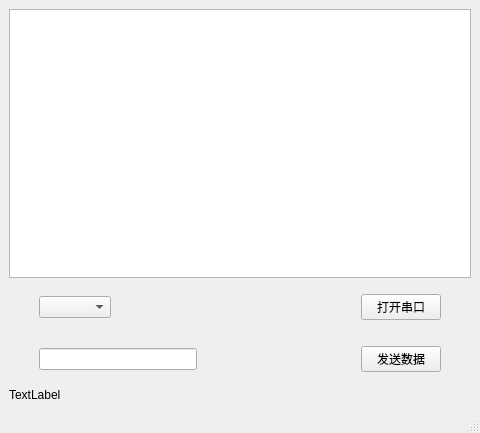
skcjk/situSoftGUI, file mainwindow.ui: the form before one commit.
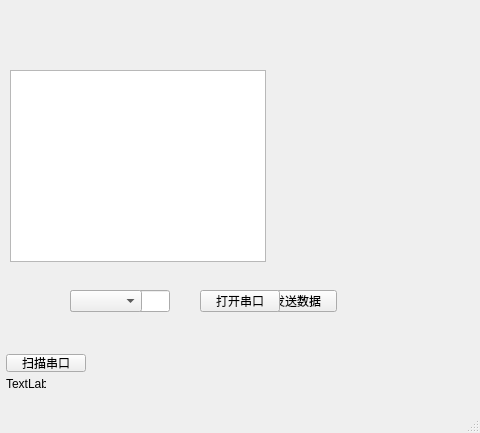
The form after the commit. Custom widgets are drawn as their Qt base class.

Patch:
```diff
--- a/mainwindow.ui
+++ b/mainwindow.ui
@@ -14,8 +14,54 @@
    <string>MainWindow</string>
   </property>
   <widget class="QWidget" name="centralwidget">
-   <layout class="QGridLayout" name="gridLayout">
-    <item row="2" column="0">
+   <widget class="QTextEdit" name="textEdit">
+    <property name="geometry">
+     <rect>
+      <x>10</x>
+      <y>70</y>
+      <width>256</width>
+      <height>192</height>
+     </rect>
+    </property>
+   </widget>
+   <widget class="QLabel" name="label">
+    <property name="geometry">
+     <rect>
+      <x>6</x>
+      <y>376</y>
+      <width>40</width>
+      <height>16</height>
+     </rect>
+    </property>
+    <property name="text">
+     <string>TextLabel</string>
+    </property>
+   </widget>
+   <widget class="QtMaterialFlatButton" name="searchButton">
+    <property name="geometry">
+     <rect>
+      <x>6</x>
+      <y>354</y>
+      <width>80</width>
+      <height>18</height>
+     </rect>
+    </property>
+    <property name="styleSheet">
+     <string notr="true"/>
+    </property>
+    <property name="text">
+     <string>扫描串口</string>
+    </property>
+   </widget>
+   <widget class="QWidget" name="layoutWidget">
+    <property name="geometry">
+     <rect>
+      <x>40</x>
+      <y>280</y>
+      <width>327</width>
+      <height>42</height>
+     </rect>
+    </property>
      <layout class="QHBoxLayout" name="horizontalLayout_2">
       <property name="leftMargin">
        <number>30</number>
@@ -53,18 +99,16 @@
        </widget>
       </item>
      </layout>
-    </item>
-    <item row="0" column="0">
-     <widget class="QTextEdit" name="textEdit"/>
-    </item>
-    <item row="3" column="0">
-     <widget class="QLabel" name="label">
-      <property name="text">
-       <string>TextLabel</string>
-      </property>
-     </widget>
-    </item>
-    <item row="1" column="0">
+   </widget>
+   <widget class="QWidget" name="layoutWidget">
+    <property name="geometry">
+     <rect>
+      <x>40</x>
+      <y>280</y>
+      <width>270</width>
+      <height>42</height>
+     </rect>
+    </property>
      <layout class="QHBoxLayout" name="horizontalLayout">
       <property name="leftMargin">
        <number>30</number>
@@ -102,8 +146,7 @@
        </widget>
       </item>
      </layout>
-    </item>
-   </layout>
+   </widget>
   </widget>
   <widget class="QMenuBar" name="menubar">
    <property name="geometry">
@@ -117,6 +160,18 @@
   </widget>
   <widget class="QStatusBar" name="statusbar"/>
  </widget>
+ <customwidgets>
+  <customwidget>
+   <class>QtMaterialTextField</class>
+   <extends>QLineEdit</extends>
+   <header location="global">qtmaterialtextfield.h</header>
+  </customwidget>
+  <customwidget>
+   <class>QtMaterialFlatButton</class>
+   <extends>QPushButton</extends>
+   <header location="global">qtmaterialflatbutton.h</header>
+  </customwidget>
+ </customwidgets>
  <resources/>
  <connections/>
 </ui>
```
Left out of the diff: 2 changed lines with no effect on the pictures. Lines whose indentation alone changed are shown as unchanged.
